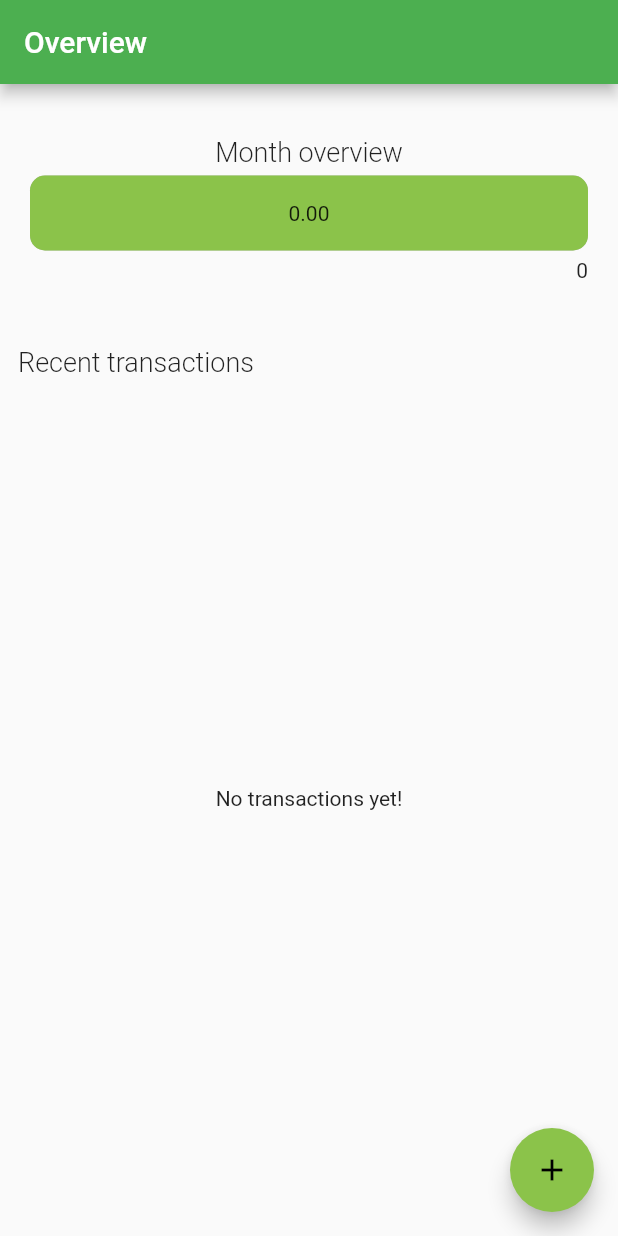
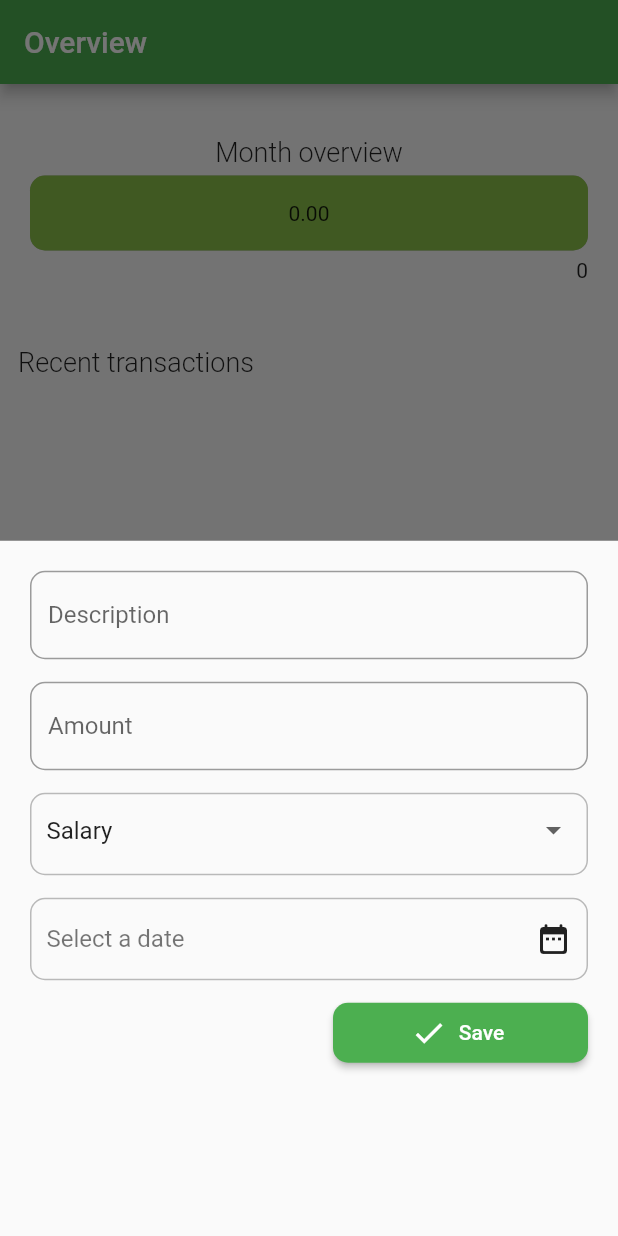
Before and after one commit to Denismr7/spending_planner, a Flutter app: the screen it shows once a user with an empty profile is signed in, after a tap on the "add" icon, on a phone screen of 412 x 824 dp. Run offline on Flutter 3.47's test engine with Material 2 defaults, Android fonts, the light colour scheme and no system bars; our stand-ins replace cloud_firestore, firebase_auth, firebase_core; accounts and stored records are empty.

Commit message:
Add transactions and fixed fetching bug

```diff
--- a/lib/helpers/transactions.dart
+++ b/lib/helpers/transactions.dart
@@ -1,29 +1,45 @@
 import 'package:cloud_firestore/cloud_firestore.dart';
 
+import '../models/category.dart';
 import '../models/transaction.dart' as m;
 
 class TransactionsHelper {
+  static CategoryType _getCategoryTypeFromString(String value) {
+    // Firebase can't store enums so we store the value of the enum
+    // Ex: "Incomes"
+    if (value == 'Incomes') return CategoryType.Incomes;
+    if (value == 'Expenses') return CategoryType.Expenses;
+    return CategoryType.Incomes;
+  }
+
   static Future<List<m.Transaction>> searchUserTransactions(
       String userId, int limit) async {
     FirebaseFirestore firestore = FirebaseFirestore.instance;
+
     try {
+      // Fetch de collection
       final collection = await firestore
           .collection('transactions')
           .where('userId', isEqualTo: userId)
           .orderBy('date', descending: true)
           .limit(limit)
           .get();
+
+      // Transform into a list of transactions
       List<m.Transaction> transactions = [];
+
       collection.docs.forEach((doc) {
         transactions.add(m.Transaction(
             id: doc.id,
             userId: userId,
             amount: doc.data()['amount'],
             categoryId: doc.data()['categoryId'],
-            categoryType: doc.data()['categoryType'],
-            date: doc.data()['date'],
+            categoryType:
+                _getCategoryTypeFromString(doc.data()['categoryType']),
+            date: (doc.data()['date'] as Timestamp).toDate(),
             description: doc.data()['description']));
       });
+
       return transactions;
     } catch (e) {
       print('Error fetching transactions: ');
@@ -32,17 +48,33 @@ class TransactionsHelper {
     }
   }
 
-  static Future<void> addTransaction(m.Transaction transaction) async {
+  static Future<m.Transaction> addTransaction(
+      double amount,
+      String userId,
+      String categoryId,
+      CategoryType categoryType,
+      DateTime date,
+      String description) async {
     final firestore = FirebaseFirestore.instance;
     try {
-      await firestore.collection('transactions').add({
-        'amount': transaction.amount,
-        'userId': transaction.userId,
-        'categoryId': transaction.categoryId,
-        'categoryType': transaction.categoryType,
-        'date': transaction.date.toIso8601String(),
-        'description': transaction.description,
+      final doc = await firestore.collection('transactions').add({
+        'amount': amount,
+        'userId': userId,
+        'categoryId': categoryId,
+        'categoryType': categoryType.toString().split(".")[1],
+        'date': Timestamp.fromDate(date),
+        'description': description,
       });
+
+      return m.Transaction(
+        id: doc.id,
+        userId: userId,
+        amount: amount,
+        categoryId: categoryId,
+        categoryType: categoryType,
+        date: date,
+        description: description,
+      );
     } catch (e) {
       print('Exception: ' + e.toString());
       throw e;
--- a/lib/screens/overview.dart
+++ b/lib/screens/overview.dart
@@ -7,6 +7,7 @@ import '../widgets/transaction_list.dart';
 import '../widgets/chart_overview.dart';
 import '../models/transaction.dart';
 import '../helpers/transactions.dart';
+import '../widgets/add_transaction.dart';
 
 class OverviewScreen extends StatefulWidget {
   static const routeName = '/overview';
@@ -17,6 +18,8 @@ class OverviewScreen extends StatefulWidget {
 }
 
 class _OverviewScreenState extends State<OverviewScreen> {
+  List<Transaction> _fetchedTransactions = [];
+
   List<Transaction> _filterByCurrentMonth(List<Transaction> transactions) {
     List<Transaction> currentMonthTransactions = [];
     var currentDate = DateTime.now();
@@ -30,7 +33,25 @@ class _OverviewScreenState extends State<OverviewScreen> {
   }
 
   Future<List<Transaction>> _getTransactions(String userId, int limit) async {
-    return await TransactionsHelper.searchUserTransactions(userId, limit);
+    final data = await TransactionsHelper.searchUserTransactions(userId, limit);
+    _fetchedTransactions = data;
+    return data;
+  }
+
+  void _showModalBottomSheet(BuildContext context) {
+    showModalBottomSheet(
+      context: context,
+      builder: (ctx) {
+        return AddTransaction();
+      },
+    ).then((value) {
+      Transaction? newTransaction = value;
+      if (newTransaction == null) return;
+
+      setState(() {
+        _fetchedTransactions.add(newTransaction);
+      });
+    });
   }
 
   @override
@@ -50,11 +71,11 @@ class _OverviewScreenState extends State<OverviewScreen> {
               } else if (snap.hasError) {
                 return ErrorScreen(snap.error.toString());
               }
+
               return Column(
                 crossAxisAlignment: CrossAxisAlignment.start,
                 children: [
-                  ChartOverview(
-                      _filterByCurrentMonth(snap.data as List<Transaction>)),
+                  ChartOverview(_filterByCurrentMonth(_fetchedTransactions)),
                   const SizedBox(
                     height: 20,
                   ),
@@ -62,14 +83,14 @@ class _OverviewScreenState extends State<OverviewScreen> {
                     'Recent transactions',
                     style: TextStyle(fontSize: 18, fontWeight: FontWeight.w300),
                   ),
-                  TransactionList(snap.data as List<Transaction>)
+                  TransactionList(_fetchedTransactions)
                 ],
               );
             }),
       ),
       floatingActionButton: FloatingActionButton(
         child: Icon(Icons.add),
-        onPressed: () {},
+        onPressed: () => _showModalBottomSheet(context),
       ),
     );
   }
--- /dev/null
+++ b/lib/widgets/add_transaction.dart
@@ -0,0 +1,148 @@
+import 'package:firebase_auth/firebase_auth.dart';
+import 'package:flutter/material.dart';
+import 'package:flutter/services.dart';
+import 'package:spending_planner/helpers/transactions.dart';
+import 'package:spending_planner/models/transaction.dart';
+import 'package:spending_planner/widgets/datepicker_field.dart';
+
+import 'add_transaction_input.dart';
+import 'select_field.dart';
+import '../models/category.dart';
+// TODO: Use real data
+import '../mock.dart';
+
+class AddTransaction extends StatefulWidget {
+  const AddTransaction();
+
+  @override
+  _AddTransactionState createState() => _AddTransactionState();
+}
+
+class _AddTransactionState extends State<AddTransaction> {
+  final _formKey = GlobalKey<FormState>();
+  Map<String, String> _mappedCategories = {};
+  var _loading = false;
+  Map<String, dynamic> _formData = {};
+
+  List<Category> _categories = [];
+
+  @override
+  void initState() {
+    super.initState();
+    _categories = categoriesMock;
+    _createMapFromCategories(_categories);
+  }
+
+  void _createMapFromCategories(List<Category> categories) {
+    Map<String, String> map = {};
+    categories.forEach((element) {
+      map[element.name] = element.id;
+    });
+    _mappedCategories = map;
+  }
+
+  String? _validateField(String? value) {
+    if (value == null || value.isEmpty) {
+      return 'Field required';
+    }
+  }
+
+  void _saveField(String fieldName, dynamic value) {
+    _formData[fieldName] = value;
+
+    // Save category type
+    if (fieldName == 'Category') {
+      _formData['CategoryType'] =
+          _categories.firstWhere((element) => element.id == value).categoryType;
+    }
+
+    // Keyboard appears when editing select or datepicker
+    if (fieldName == 'Category' || fieldName == 'Date') {
+      // FocusScope.of(context).requestFocus(FocusNode());
+    }
+  }
+
+  Future<void> _saveTransaction() async {
+    setState(() {
+      _loading = true;
+    });
+    if (!_formKey.currentState!.validate()) return;
+
+    _formKey.currentState!.save();
+    if (_formData['Date'] == null) return;
+
+    final user = FirebaseAuth.instance;
+    final transaction = await TransactionsHelper.addTransaction(
+      double.parse(_formData['Amount']),
+      user.currentUser!.uid,
+      _formData['Category'],
+      _formData['CategoryType'],
+      _formData['Date'],
+      _formData['Description'],
+    );
+
+    setState(() {
+      _loading = false;
+    });
+    Navigator.of(context).pop(transaction);
+  }
+
+  @override
+  Widget build(BuildContext context) {
+    return Container(
+      height: MediaQuery.of(context).size.height / 0.4,
+      child: Form(
+        key: _formKey,
+        child: Padding(
+          padding: const EdgeInsets.symmetric(horizontal: 20, vertical: 20),
+          child: Column(
+            crossAxisAlignment: CrossAxisAlignment.end,
+            children: [
+              AddTransactionInput(
+                labelText: 'Description',
+                validator: _validateField,
+                onSaved: (val) => _saveField('Description', val),
+                type: 'text',
+              ),
+              const SizedBox(height: 15),
+              AddTransactionInput(
+                labelText: 'Amount',
+                validator: _validateField,
+                onSaved: (val) => _saveField('Amount', val),
+                type: 'number',
+              ),
+              const SizedBox(height: 15),
+              SelectField(
+                items: _mappedCategories,
+                onChanged: (val) => _saveField('Category', val),
+                initialValue: _mappedCategories.values.first,
+              ),
+              const SizedBox(height: 15),
+              DatepickerField(
+                labelText: 'Select a date',
+                onSelectedDate: (val) => _saveField('Date', val),
+              ),
+              const SizedBox(height: 15),
+              Container(
+                height: 40,
+                width: 170,
+                child: ElevatedButton.icon(
+                  onPressed: _loading ? null : _saveTransaction,
+                  icon: const Icon(Icons.check),
+                  label: const Text('Save'),
+                  style: ElevatedButton.styleFrom(
+                    shape: const RoundedRectangleBorder(
+                      borderRadius: const BorderRadius.all(
+                        Radius.circular(10),
+                      ),
+                    ),
+                  ),
+                ),
+              )
+            ],
+          ),
+        ),
+      ),
+    );
+  }
+}
--- /dev/null
+++ b/lib/widgets/add_transaction_input.dart
@@ -0,0 +1,61 @@
+import 'package:flutter/material.dart';
+import 'package:flutter/services.dart';
+
+class AddTransactionInput extends StatefulWidget {
+  const AddTransactionInput({
+    Key? key,
+    required this.labelText,
+    required this.validator,
+    required this.onSaved,
+    required this.type,
+  }) : super(key: key);
+
+  final String labelText;
+  final String? Function(String? value) validator;
+  final void Function(String? value) onSaved;
+  final String type;
+
+  @override
+  _AddTransactionInputState createState() => _AddTransactionInputState();
+}
+
+class _AddTransactionInputState extends State<AddTransactionInput> {
+  TextInputType _getKeyBoardType() {
+    switch (widget.type) {
+      case "text":
+        return TextInputType.text;
+      case "number":
+        return TextInputType.number;
+      default:
+        return TextInputType.text;
+    }
+  }
+
+  List<TextInputFormatter>? _getFormatters() {
+    switch (widget.type) {
+      case "text":
+        return null;
+      case "number":
+        return [FilteringTextInputFormatter.digitsOnly];
+      default:
+    }
+  }
+
+  @override
+  Widget build(BuildContext context) {
+    return TextFormField(
+      decoration: InputDecoration(
+        labelText: widget.labelText,
+        border: OutlineInputBorder(
+          borderRadius: const BorderRadius.all(
+            Radius.circular(10),
+          ),
+        ),
+      ),
+      validator: widget.validator,
+      onSaved: widget.onSaved,
+      keyboardType: _getKeyBoardType(),
+      inputFormatters: _getFormatters(),
+    );
+  }
+}
--- /dev/null
+++ b/lib/widgets/datepicker_field.dart
@@ -0,0 +1,71 @@
+import 'package:flutter/material.dart';
+import 'package:intl/intl.dart';
+
+class DatepickerField extends StatefulWidget {
+  // TODO: Add validation (at least to avoid empty values)
+  const DatepickerField({
+    Key? key,
+    required this.labelText,
+    required this.onSelectedDate,
+  }) : super(key: key);
+
+  final String labelText;
+  final Function(DateTime pickedDate) onSelectedDate;
+
+  @override
+  _DatepickerFieldState createState() => _DatepickerFieldState();
+}
+
+class _DatepickerFieldState extends State<DatepickerField> {
+  String? _selectedDate;
+
+  Future<void> _showDatePicker(BuildContext context) async {
+    var today = DateTime.now();
+    final DateTime? pickedDate = await showDatePicker(
+      context: context,
+      initialDate: today,
+      firstDate: DateTime(2018),
+      lastDate: today,
+    );
+    if (pickedDate == null) return;
+    var formattedDate = DateFormat.yMMMd().format(pickedDate);
+    if (formattedDate == _selectedDate) return;
+    setState(() {
+      _selectedDate = DateFormat.yMMMd().format(pickedDate);
+    });
+  }
+
+  @override
+  Widget build(BuildContext context) {
+    if (_selectedDate != null) {
+      DateFormat format = DateFormat.yMMMd();
+      widget.onSelectedDate(format.parse(_selectedDate!));
+    }
+    return GestureDetector(
+      onTap: () => _showDatePicker(context),
+      child: Container(
+        height: 55,
+        width: double.infinity,
+        padding: const EdgeInsets.symmetric(horizontal: 10),
+        decoration: BoxDecoration(
+          border: Border.all(color: Colors.black26),
+          borderRadius: const BorderRadius.all(Radius.circular(10)),
+        ),
+        child: Row(
+          crossAxisAlignment: CrossAxisAlignment.center,
+          mainAxisAlignment: MainAxisAlignment.spaceBetween,
+          children: [
+            Text(
+              _selectedDate == null ? widget.labelText : _selectedDate!,
+              style: TextStyle(
+                color: _selectedDate == null ? Colors.black54 : Colors.black87,
+                fontSize: 16,
+              ),
+            ),
+            Icon(Icons.date_range_rounded),
+          ],
+        ),
+      ),
+    );
+  }
+}
--- /dev/null
+++ b/lib/widgets/select_field.dart
@@ -0,0 +1,64 @@
+import 'package:flutter/material.dart';
+
+class SelectField extends StatefulWidget {
+  const SelectField({
+    Key? key,
+    required this.items,
+    required this.onChanged,
+    required this.initialValue,
+  }) : super(key: key);
+
+  final String initialValue;
+  final Map<String, String> items;
+  final Function(String newValue) onChanged;
+
+  @override
+  _SelectFieldState createState() => _SelectFieldState();
+}
+
+class _SelectFieldState extends State<SelectField> {
+  String _selectedValue = "";
+
+  List<DropdownMenuItem> _buildDropdownItems(Map<String, String> items) {
+    List<DropdownMenuItem> options = [];
+    items.forEach((key, value) {
+      options.add(DropdownMenuItem(
+        child: Text(key.trim()),
+        value: value.trim(),
+      ));
+    });
+
+    return options;
+  }
+
+  void _onChangeValue(dynamic newValue) {
+    final valueAsString = newValue.toString();
+    setState(() {
+      _selectedValue = valueAsString;
+    });
+    widget.onChanged(valueAsString);
+  }
+
+  @override
+  Widget build(BuildContext context) {
+    _selectedValue =
+        _selectedValue.isEmpty ? widget.initialValue : _selectedValue;
+    return Container(
+      height: 55,
+      width: double.infinity,
+      padding: const EdgeInsets.symmetric(horizontal: 10),
+      decoration: BoxDecoration(
+        border: Border.all(color: Colors.black26),
+        borderRadius: const BorderRadius.all(Radius.circular(10)),
+      ),
+      child: DropdownButton(
+        items: _buildDropdownItems(widget.items),
+        onChanged: _onChangeValue,
+        icon: const Icon(Icons.arrow_drop_down),
+        underline: Container(height: 0),
+        isExpanded: true,
+        value: _selectedValue,
+      ),
+    );
+  }
+}
```
